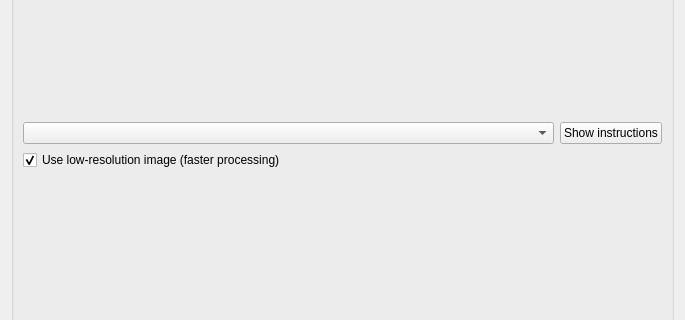
First picture: the form in iris/resources/coordinate_generators/point_image.ui, repository The-Thomas-Lab-UCL/orm-iris, before the edit; both pictures show x 0 to 685 and y 164 to 484 of the 685 by 653 pixel window.
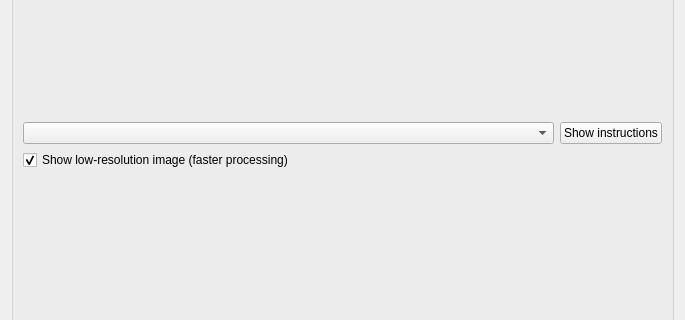
Second picture: the form after the edit.

Commit message: Bugfix: ImageDataHub error handling

```diff
--- a/iris/resources/coordinate_generators/point_image.ui
+++ b/iris/resources/coordinate_generators/point_image.ui
@@ -40,7 +40,7 @@
           <item row="2" column="0" colspan="2">
            <widget class="QCheckBox" name="chk_lres">
             <property name="text">
-             <string>Use low-resolution image (faster processing)</string>
+             <string>Show low-resolution image (faster processing)</string>
             </property>
             <property name="checked">
              <bool>true</bool>
```
The commit also changes 4 other files.
